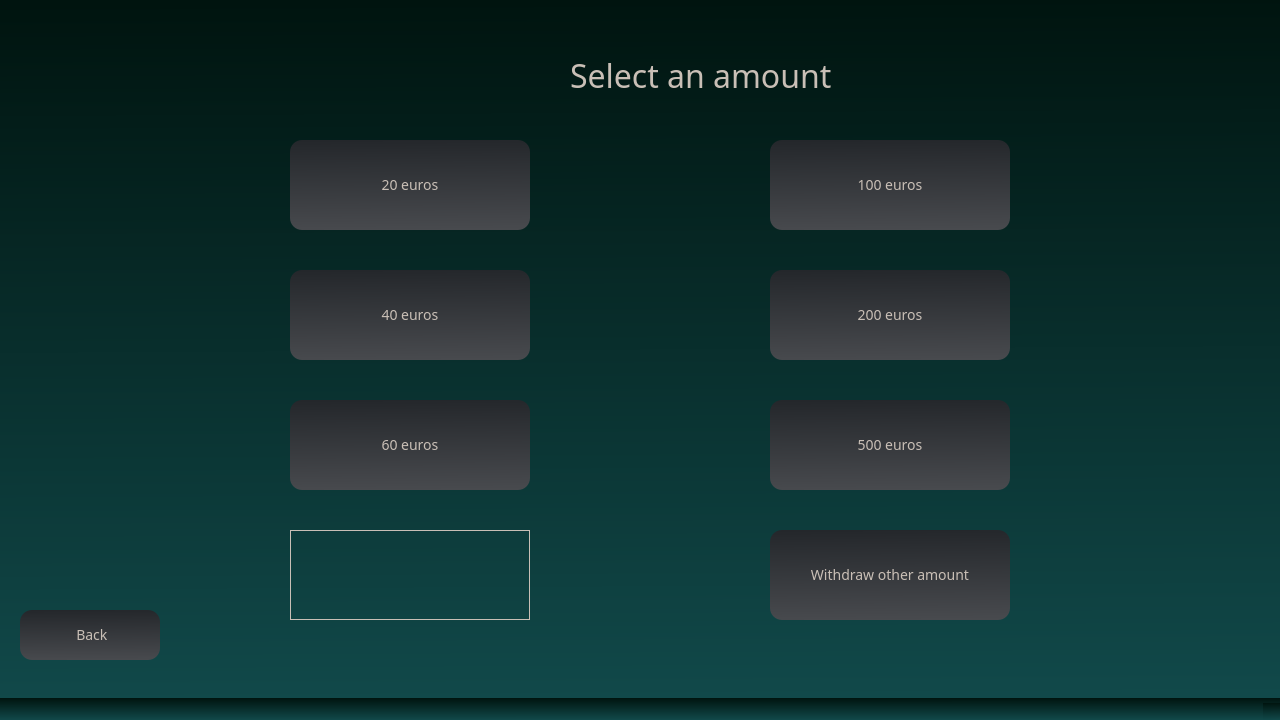
Above: frontend/debitwindow.ui from 22kmo-project/group_2 before the change. Below: the same form after it.
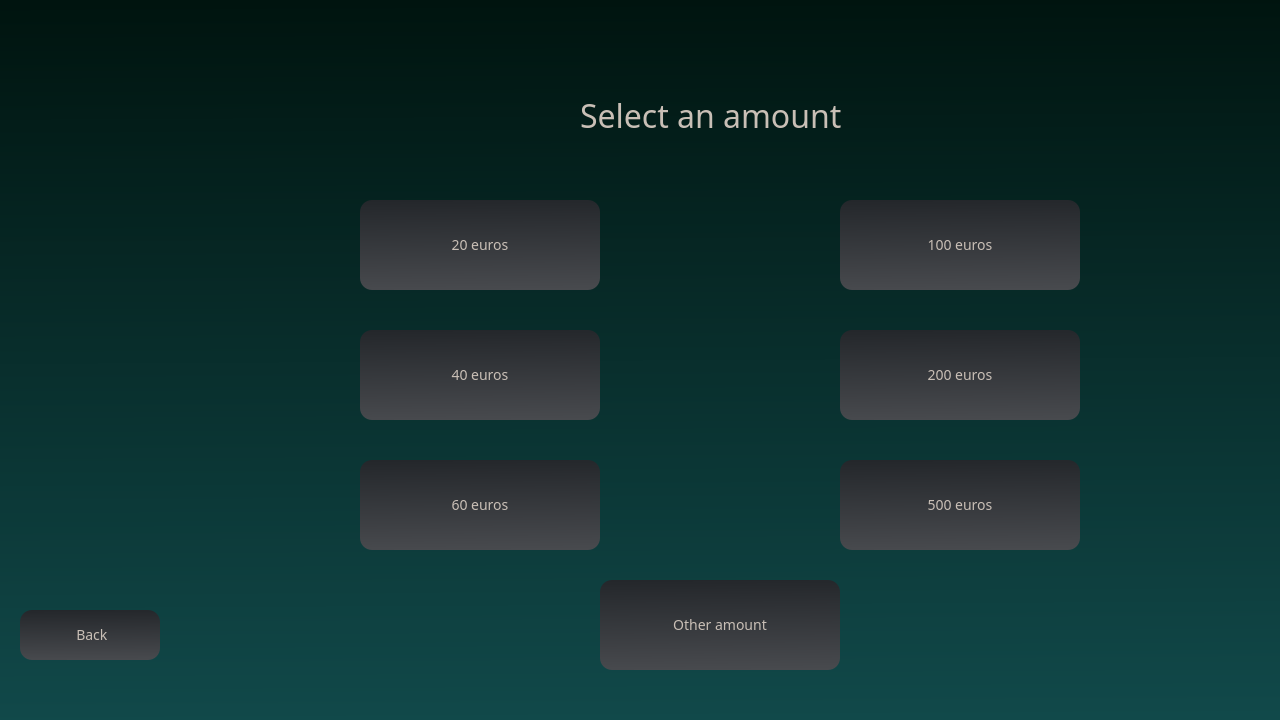
That is the form after the change.

Commit message: debit_withdraw valmis

```diff
--- a/frontend/debitwindow.ui
+++ b/frontend/debitwindow.ui
@@ -50,8 +50,8 @@
    <widget class="QPushButton" name="btn20">
     <property name="geometry">
      <rect>
-      <x>290</x>
-      <y>140</y>
+      <x>360</x>
+      <y>200</y>
       <width>240</width>
       <height>90</height>
      </rect>
@@ -81,8 +81,8 @@
    <widget class="QPushButton" name="btn40">
     <property name="geometry">
      <rect>
-      <x>290</x>
-      <y>270</y>
+      <x>360</x>
+      <y>330</y>
       <width>240</width>
       <height>90</height>
      </rect>
@@ -100,8 +100,8 @@
    <widget class="QPushButton" name="btn60">
     <property name="geometry">
      <rect>
-      <x>290</x>
-      <y>400</y>
+      <x>360</x>
+      <y>460</y>
       <width>240</width>
       <height>90</height>
      </rect>
@@ -119,8 +119,8 @@
    <widget class="QPushButton" name="btn100">
     <property name="geometry">
      <rect>
-      <x>770</x>
-      <y>140</y>
+      <x>840</x>
+      <y>200</y>
       <width>240</width>
       <height>90</height>
      </rect>
@@ -138,8 +138,8 @@
    <widget class="QPushButton" name="btn200">
     <property name="geometry">
      <rect>
-      <x>770</x>
-      <y>270</y>
+      <x>840</x>
+      <y>330</y>
       <width>240</width>
       <height>90</height>
      </rect>
@@ -157,8 +157,8 @@
    <widget class="QPushButton" name="btn500">
     <property name="geometry">
      <rect>
-      <x>770</x>
-      <y>400</y>
+      <x>840</x>
+      <y>460</y>
       <width>240</width>
       <height>90</height>
      </rect>
@@ -176,8 +176,8 @@
    <widget class="QLabel" name="txtSelect">
     <property name="geometry">
      <rect>
-      <x>570</x>
-      <y>40</y>
+      <x>580</x>
+      <y>80</y>
       <width>481</width>
       <height>71</height>
      </rect>
@@ -233,9 +233,9 @@
    <widget class="QLabel" name="label_balance">
     <property name="geometry">
      <rect>
-      <x>1020</x>
+      <x>950</x>
       <y>0</y>
-      <width>231</width>
+      <width>321</width>
       <height>81</height>
      </rect>
     </property>
@@ -252,8 +252,8 @@
    <widget class="QPushButton" name="btnOther">
     <property name="geometry">
      <rect>
-      <x>770</x>
-      <y>530</y>
+      <x>600</x>
+      <y>580</y>
       <width>240</width>
       <height>90</height>
      </rect>
@@ -265,53 +265,28 @@
      </font>
     </property>
     <property name="text">
-     <string>Withdraw other amount</string>
+     <string>Other amount</string>
     </property>
    </widget>
    <widget class="QLabel" name="label_error">
     <property name="geometry">
      <rect>
-      <x>920</x>
-      <y>620</y>
+      <x>900</x>
+      <y>650</y>
       <width>351</width>
-      <height>51</height>
+      <height>61</height>
      </rect>
     </property>
     <property name="font">
      <font>
       <family>Century Gothic</family>
-      <pointsize>10</pointsize>
      </font>
     </property>
     <property name="text">
      <string/>
     </property>
    </widget>
-   <widget class="QLineEdit" name="lineEdit_other">
-    <property name="geometry">
-     <rect>
-      <x>290</x>
-      <y>530</y>
-      <width>240</width>
-      <height>90</height>
-     </rect>
-    </property>
-    <property name="styleSheet">
-     <string notr="true">background-color: transparent;</string>
-    </property>
-   </widget>
   </widget>
-  <widget class="QMenuBar" name="menubar">
-   <property name="geometry">
-    <rect>
-     <x>0</x>
-     <y>0</y>
-     <width>1280</width>
-     <height>17</height>
-    </rect>
-   </property>
-  </widget>
-  <widget class="QStatusBar" name="statusbar"/>
  </widget>
  <resources/>
  <connections/>
```
Left out of the diff: 26 changed lines with no effect on the pictures. The commit also changes 8 other files.
